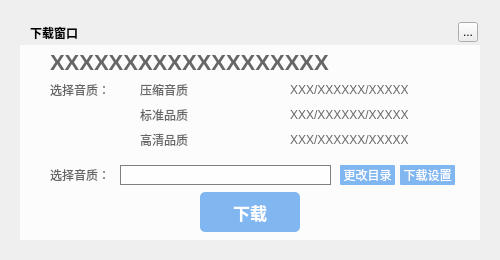
Old version of the form musicUi/musicWidget/musicdownloadwidget.ui in the repository Greedysky/TTKMusicPlayer.
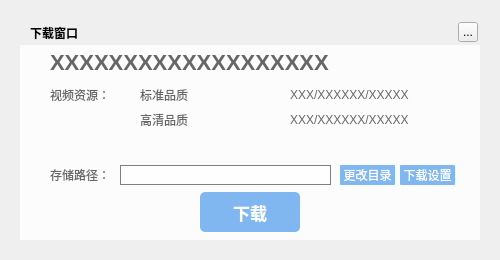
New version of the form. The open tabs and pages were chosen to show the change. Icons and pictures are not drawn.

Commit message: update download movie widget[012659]

```diff
--- a/musicUi/musicWidget/musicdownloadwidget.ui
+++ b/musicUi/musicWidget/musicdownloadwidget.ui
@@ -74,76 +74,6 @@
     <string notr="true">QWidget{color:#666666;background:rgba(255,255,255,200);}
 QLabel{background:transparent;}</string>
    </property>
-   <widget class="QLabel" name="label">
-    <property name="geometry">
-     <rect>
-      <x>30</x>
-      <y>35</y>
-      <width>60</width>
-      <height>20</height>
-     </rect>
-    </property>
-    <property name="text">
-     <string>选择音质：</string>
-    </property>
-   </widget>
-   <widget class="QRadioButton" name="radioButtonST">
-    <property name="geometry">
-     <rect>
-      <x>100</x>
-      <y>35</y>
-      <width>70</width>
-      <height>20</height>
-     </rect>
-    </property>
-    <property name="styleSheet">
-     <string notr="true">            QRadioButton{ background-color:transparent; }
-            QRadioButton::indicator::unchecked{ image: url(:/control/radiobutton_unchecked); }
-            QRadioButton::checked { color: rgb(230,115,0); } 
-            QRadioButton::indicator:checked { image: url(:/control/radiobutton_checked);}</string>
-    </property>
-    <property name="text">
-     <string>压缩音质</string>
-    </property>
-   </widget>
-   <widget class="QRadioButton" name="radioButtonHD">
-    <property name="geometry">
-     <rect>
-      <x>100</x>
-      <y>60</y>
-      <width>70</width>
-      <height>20</height>
-     </rect>
-    </property>
-    <property name="styleSheet">
-     <string notr="true">            QRadioButton{ background-color:transparent; }
-            QRadioButton::indicator::unchecked{ image: url(:/control/radiobutton_unchecked); }
-            QRadioButton::checked { color: rgb(230,115,0); } 
-            QRadioButton::indicator:checked { image: url(:/control/radiobutton_checked);}</string>
-    </property>
-    <property name="text">
-     <string>标准品质</string>
-    </property>
-   </widget>
-   <widget class="QRadioButton" name="radioButtonSD">
-    <property name="geometry">
-     <rect>
-      <x>100</x>
-      <y>85</y>
-      <width>70</width>
-      <height>20</height>
-     </rect>
-    </property>
-    <property name="styleSheet">
-     <string notr="true">            QRadioButton{ background-color:transparent; }
-            QRadioButton::indicator::unchecked{ image: url(:/control/radiobutton_unchecked); }
-            QRadioButton::checked { color: rgb(230,115,0); } 
-            QRadioButton::indicator:checked { image: url(:/control/radiobutton_checked);}</string>
-    </property>
-    <property name="text">
-     <string>高清品质</string>
-    </property>
-   </widget>
    <widget class="QLabel" name="label2">
     <property name="geometry">
      <rect>
@@ -154,7 +84,7 @@
      </rect>
     </property>
     <property name="text">
-     <string>选择音质：</string>
+     <string>存储路径：</string>
     </property>
    </widget>
    <widget class="QLineEdit" name="downloadPathEdit">
@@ -246,6 +176,35 @@
      <string>XXXXXXXXXXXXXXXXXXX</string>
     </property>
    </widget>
+   <widget class="QStackedWidget" name="stackedWidget">
+    <property name="geometry">
+     <rect>
+      <x>30</x>
+      <y>30</y>
+      <width>401</width>
+      <height>80</height>
+     </rect>
+    </property>
+    <property name="styleSheet">
+     <string notr="true">background:transparent</string>
+    </property>
+    <property name="currentIndex">
+     <number>0</number>
+    </property>
+    <widget class="QWidget" name="music">
+     <widget class="QLabel" name="musicLabel">
+      <property name="geometry">
+       <rect>
+        <x>0</x>
+        <y>10</y>
+        <width>60</width>
+        <height>20</height>
+       </rect>
+      </property>
+      <property name="text">
+       <string>选择音质：</string>
+      </property>
+     </widget>
    <widget class="QLabel" name="iconHD">
     <property name="geometry">
      <rect>
@@ -272,12 +231,12 @@
      <string/>
     </property>
    </widget>
-   <widget class="QLabel" name="informationSD">
+     <widget class="QRadioButton" name="radioButtonSD">
     <property name="geometry">
      <rect>
-      <x>270</x>
-      <y>85</y>
-      <width>131</width>
+        <x>70</x>
+        <y>60</y>
+        <width>70</width>
       <height>20</height>
      </rect>
     </property>
@@ -288,8 +247,8 @@
    <widget class="QLabel" name="informationHD">
     <property name="geometry">
      <rect>
-      <x>270</x>
-      <y>60</y>
+        <x>240</x>
+        <y>35</y>
       <width>131</width>
       <height>20</height>
      </rect>
@@ -301,8 +260,59 @@
    <widget class="QLabel" name="informationST">
     <property name="geometry">
      <rect>
-      <x>270</x>
+        <x>240</x>
+        <y>10</y>
+        <width>131</width>
+        <height>20</height>
+       </rect>
+      </property>
+      <property name="text">
+       <string>XXX/XXXXXX/XXXXX</string>
+      </property>
+     </widget>
+     <widget class="QRadioButton" name="radioButtonST">
+      <property name="geometry">
+       <rect>
+        <x>70</x>
+        <y>10</y>
+        <width>70</width>
+        <height>20</height>
+       </rect>
+      </property>
+      <property name="styleSheet">
+       <string notr="true">            QRadioButton{ background-color:transparent; }
+            QRadioButton::indicator::unchecked{ image: url(:/control/radiobutton_unchecked); }
+            QRadioButton::checked { color: rgb(230,115,0); } 
+            QRadioButton::indicator:checked { image: url(:/control/radiobutton_checked);}</string>
+      </property>
+      <property name="text">
+       <string>压缩音质</string>
+      </property>
+     </widget>
+     <widget class="QRadioButton" name="radioButtonHD">
+      <property name="geometry">
+       <rect>
+        <x>70</x>
       <y>35</y>
+        <width>70</width>
+        <height>20</height>
+       </rect>
+      </property>
+      <property name="styleSheet">
+       <string notr="true">            QRadioButton{ background-color:transparent; }
+            QRadioButton::indicator::unchecked{ image: url(:/control/radiobutton_unchecked); }
+            QRadioButton::checked { color: rgb(230,115,0); } 
+            QRadioButton::indicator:checked { image: url(:/control/radiobutton_checked);}</string>
+      </property>
+      <property name="text">
+       <string>标准品质</string>
+      </property>
+     </widget>
+     <widget class="QLabel" name="informationSD">
+      <property name="geometry">
+       <rect>
+        <x>240</x>
+        <y>60</y>
       <width>131</width>
       <height>20</height>
      </rect>
@@ -311,7 +321,129 @@
      <string>XXX/XXXXXX/XXXXX</string>
     </property>
    </widget>
-   <zorder>label</zorder>
+     <zorder>musicLabel</zorder>
+     <zorder>radioButtonSD</zorder>
+     <zorder>informationHD</zorder>
+     <zorder>informationST</zorder>
+     <zorder>radioButtonST</zorder>
+     <zorder>radioButtonHD</zorder>
+     <zorder>informationSD</zorder>
+     <zorder>iconSD</zorder>
+     <zorder>iconHD</zorder>
+    </widget>
+    <widget class="QWidget" name="movie">
+     <widget class="QLabel" name="movieLabel">
+      <property name="geometry">
+       <rect>
+        <x>0</x>
+        <y>10</y>
+        <width>60</width>
+        <height>20</height>
+       </rect>
+      </property>
+      <property name="text">
+       <string>视频资源：</string>
+      </property>
+     </widget>
+     <widget class="QLabel" name="informationSD_MV">
+      <property name="geometry">
+       <rect>
+        <x>240</x>
+        <y>35</y>
+        <width>131</width>
+        <height>20</height>
+       </rect>
+      </property>
+      <property name="text">
+       <string>XXX/XXXXXX/XXXXX</string>
+      </property>
+     </widget>
+     <widget class="QLabel" name="iconHD_MV">
+      <property name="geometry">
+       <rect>
+        <x>145</x>
+        <y>11</y>
+        <width>30</width>
+        <height>15</height>
+       </rect>
+      </property>
+      <property name="text">
+       <string/>
+      </property>
+     </widget>
+     <widget class="QLabel" name="iconSD_MV">
+      <property name="geometry">
+       <rect>
+        <x>145</x>
+        <y>36</y>
+        <width>30</width>
+        <height>15</height>
+       </rect>
+      </property>
+      <property name="text">
+       <string/>
+      </property>
+     </widget>
+     <widget class="QLabel" name="informationHD_MV">
+      <property name="geometry">
+       <rect>
+        <x>240</x>
+        <y>10</y>
+        <width>131</width>
+        <height>20</height>
+       </rect>
+      </property>
+      <property name="text">
+       <string>XXX/XXXXXX/XXXXX</string>
+      </property>
+     </widget>
+     <widget class="QRadioButton" name="radioButtonHD_MV">
+      <property name="geometry">
+       <rect>
+        <x>70</x>
+        <y>10</y>
+        <width>70</width>
+        <height>20</height>
+       </rect>
+      </property>
+      <property name="styleSheet">
+       <string notr="true">            QRadioButton{ background-color:transparent; }
+            QRadioButton::indicator::unchecked{ image: url(:/control/radiobutton_unchecked); }
+            QRadioButton::checked { color: rgb(230,115,0); } 
+            QRadioButton::indicator:checked { image: url(:/control/radiobutton_checked);}</string>
+      </property>
+      <property name="text">
+       <string>标准品质</string>
+      </property>
+     </widget>
+     <widget class="QRadioButton" name="radioButtonSD_MV">
+      <property name="geometry">
+       <rect>
+        <x>70</x>
+        <y>35</y>
+        <width>70</width>
+        <height>20</height>
+       </rect>
+      </property>
+      <property name="styleSheet">
+       <string notr="true">            QRadioButton{ background-color:transparent; }
+            QRadioButton::indicator::unchecked{ image: url(:/control/radiobutton_unchecked); }
+            QRadioButton::checked { color: rgb(230,115,0); } 
+            QRadioButton::indicator:checked { image: url(:/control/radiobutton_checked);}</string>
+      </property>
+      <property name="text">
+       <string>高清品质</string>
+      </property>
+     </widget>
+     <zorder>movieLabel</zorder>
+     <zorder>informationSD_MV</zorder>
+     <zorder>informationHD_MV</zorder>
+     <zorder>radioButtonHD_MV</zorder>
+     <zorder>radioButtonSD_MV</zorder>
+     <zorder>iconSD_MV</zorder>
+     <zorder>iconHD_MV</zorder>
+    </widget>
+   </widget>
    <zorder>label2</zorder>
    <zorder>downloadName</zorder>
    <zorder>downloadPathEdit</zorder>
```
Left out of the diff: 25 changed lines with no effect on the pictures. Lines whose indentation alone changed are shown as unchanged. The commit also changes 3 other files.
